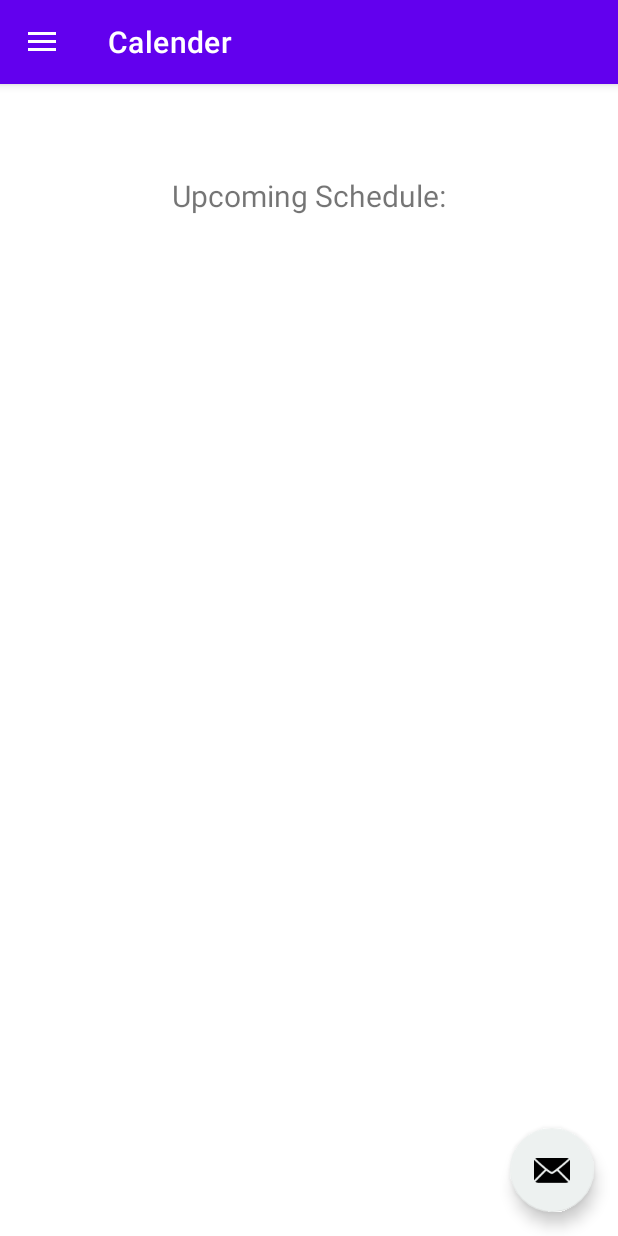
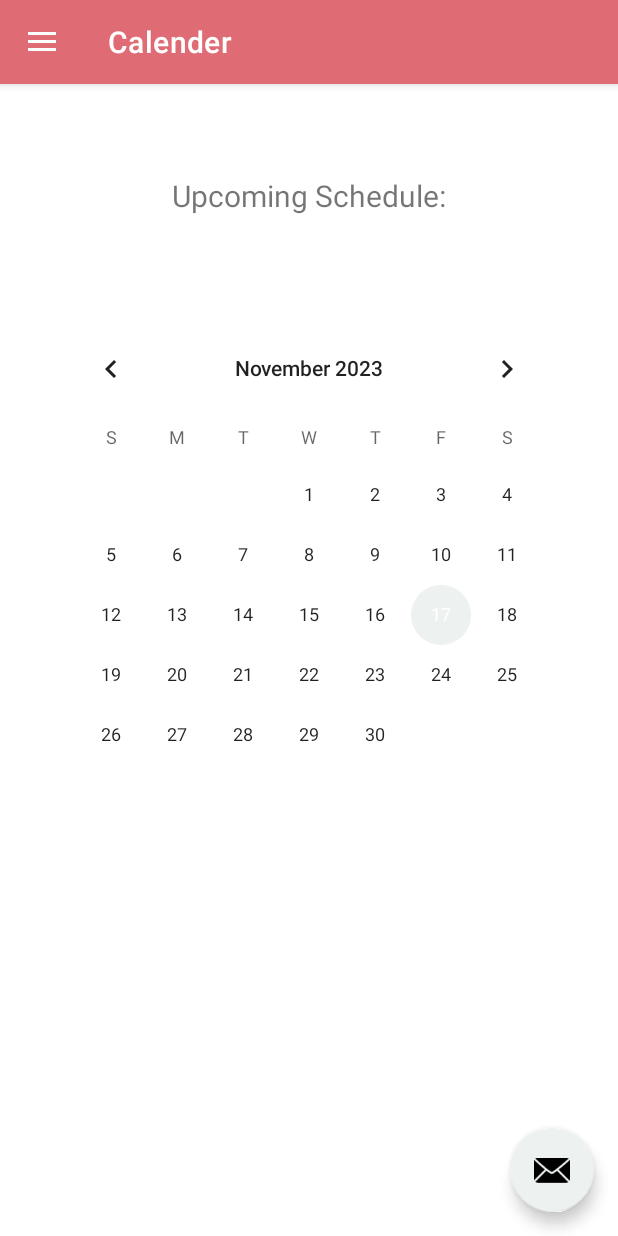
Before and after one commit to emilroy4/team1, an Android app: the screen it shows after launch (MainActivity), in the side drawer, after a tap on "Calender", on a phone screen of 412 x 824 dp. Run offline under Robolectric (Android 15) with nearby library versions, the phone set to English and light mode, and no system bars; our stand-ins replace navigation-ui; 1 statement that could not run was skipped.

Commit message:
calender done

```diff
--- a/app/src/main/res/layout/fragment_calender.xml
+++ b/app/src/main/res/layout/fragment_calender.xml
@@ -28,6 +28,18 @@
         android:orientation="horizontal"
         app:layout_constraintGuide_begin="20dp" />
 
+    <CalendarView
+        android:id="@+id/calendarView"
+        android:layout_width="wrap_content"
+        android:layout_height="wrap_content"
+        android:layout_marginStart="31dp"
+        android:layout_marginTop="30dp"
+        android:layout_marginEnd="31dp"
+        android:layout_marginBottom="265dp"
+        app:layout_constraintBottom_toBottomOf="parent"
+        app:layout_constraintEnd_toEndOf="parent"
+        app:layout_constraintStart_toStartOf="parent"
+        app:layout_constraintTop_toBottomOf="@+id/text_calender" />
 
 
 </androidx.constraintlayout.widget.ConstraintLayout>
--- a/app/src/main/res/layout/nav_header_main.xml
+++ b/app/src/main/res/layout/nav_header_main.xml
@@ -3,7 +3,7 @@
     xmlns:app="http://schemas.android.com/apk/res-auto"
     android:layout_width="match_parent"
     android:layout_height="@dimen/nav_header_height"
-    android:background="@drawable/side_nav_bar"
+    android:background="@drawable/stadium"
     android:gravity="bottom"
     android:orientation="vertical"
     android:paddingLeft="@dimen/activity_horizontal_margin"
--- a/app/src/main/res/values-night/themes.xml
+++ b/app/src/main/res/values-night/themes.xml
@@ -2,8 +2,8 @@
     <!-- Base application theme. -->
     <style name="Theme.Team1" parent="Theme.MaterialComponents.DayNight.DarkActionBar">
         <!-- Primary brand color. -->
-        <item name="colorPrimary">@color/purple_200</item>
-        <item name="colorPrimaryVariant">@color/purple_700</item>
+        <item name="colorPrimary">@color/red_dark</item>
+        <item name="colorPrimaryVariant">@color/vanillaice</item>
         <item name="colorOnPrimary">@color/black</item>
         <!-- Secondary brand color. -->
         <item name="colorSecondary">@color/teal_200</item>
--- a/app/src/main/res/values/colors.xml
+++ b/app/src/main/res/values/colors.xml
@@ -1,8 +1,8 @@
 <?xml version="1.0" encoding="utf-8"?>
 <resources>
-    <color name="purple_200">#FFBB86FC</color>
-    <color name="purple_500">#FF6200EE</color>
-    <color name="purple_700">#FF3700B3</color>
+    <color name="red_light">#DF6B75</color>
+    <color name="red_dark">#AF0C24</color>
+    <color name="vanillaice">#F4DAD9</color>
     <color name="teal_200">#EDF1F0</color>
     <color name="teal_700">#BBC8C8</color>
     <color name="black">#FF000000</color>
--- a/app/src/main/res/values/themes.xml
+++ b/app/src/main/res/values/themes.xml
@@ -2,8 +2,8 @@
     <!-- Base application theme. -->
     <style name="Theme.Team1" parent="Theme.MaterialComponents.DayNight.DarkActionBar">
         <!-- Primary brand color. -->
-        <item name="colorPrimary">@color/purple_500</item>
-        <item name="colorPrimaryVariant">@color/purple_700</item>
+        <item name="colorPrimary">@color/red_light</item>
+        <item name="colorPrimaryVariant">@color/vanillaice</item>
         <item name="colorOnPrimary">@color/white</item>
         <!-- Secondary brand color. -->
         <item name="colorSecondary">@color/teal_200</item>
```
Also changed, not shown: app/src/main/res/drawable/henry.jpeg (added), app/src/main/res/drawable/stadium.webp (added), app/src/main/res/drawable/vieria.webp (added), app/src/main/res/drawable/zidane.jpg (added).
